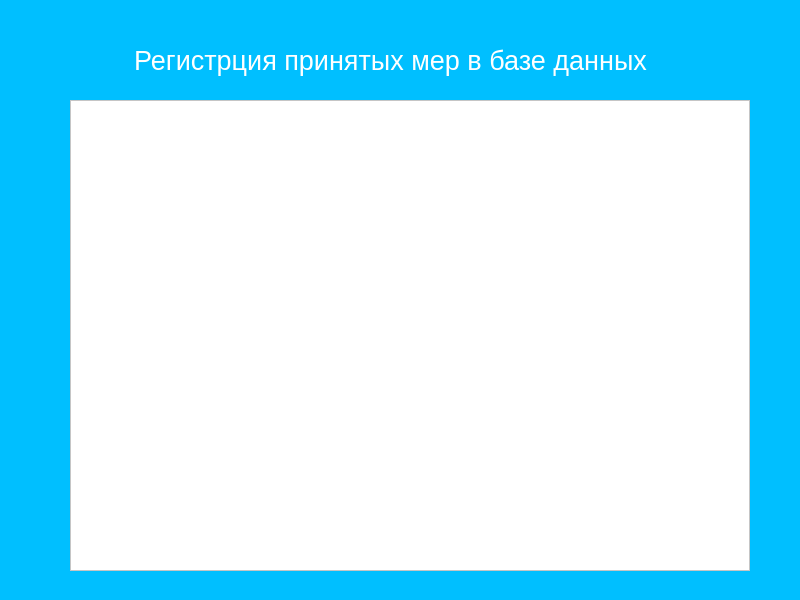
This is ui/register_web.ui in n1ghtcrawller/Portal as Qt 5 draws it before an edit. The edited form follows.
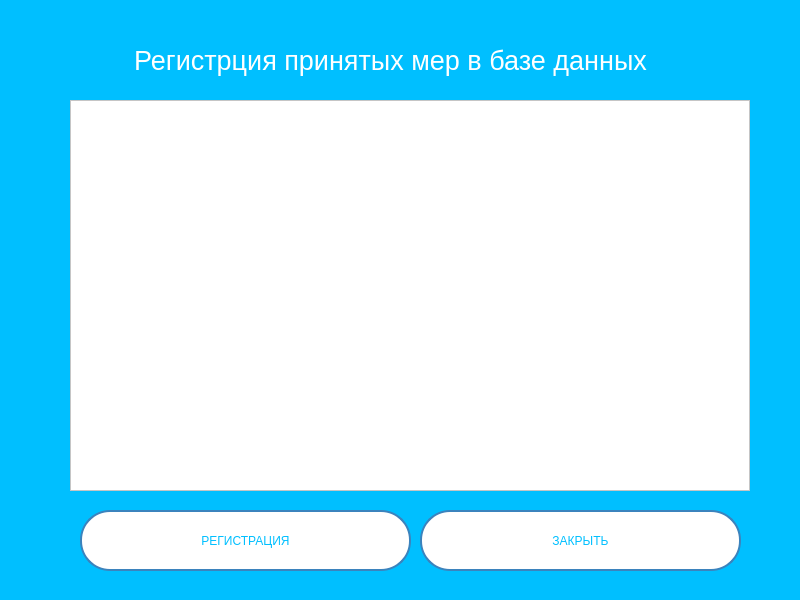
This is the edited form.

Diff of the .ui file:
```diff
--- a/ui/register_web.ui
+++ b/ui/register_web.ui
@@ -48,7 +48,7 @@
       <x>70</x>
       <y>100</y>
       <width>680</width>
-      <height>471</height>
+      <height>391</height>
      </rect>
     </property>
     <property name="styleSheet">
@@ -59,6 +59,60 @@
      <number>170</number>
     </attribute>
    </widget>
+   <widget class="QPushButton" name="pushButton">
+    <property name="geometry">
+     <rect>
+      <x>80</x>
+      <y>510</y>
+      <width>331</width>
+      <height>61</height>
+     </rect>
+    </property>
+    <property name="styleSheet">
+     <string notr="true">QPushButton {
+	color: #00BFFF;
+	background-color: white;
+	border: 2px solid rgb(59, 131, 189);
+	border-radius: 30;
+}
+
+QPushButton:pressed {
+background-color: rgb(200, 255, 255);
+}
+
+</string>
+    </property>
+    <property name="text">
+     <string>РЕГИСТРАЦИЯ</string>
+    </property>
+   </widget>
+   <widget class="QPushButton" name="pushButton_2">
+    <property name="geometry">
+     <rect>
+      <x>420</x>
+      <y>510</y>
+      <width>321</width>
+      <height>61</height>
+     </rect>
+    </property>
+    <property name="styleSheet">
+     <string notr="true">QPushButton {
+	color: #00BFFF;
+	background-color: white;
+	border: 2px solid rgb(59, 131, 189);
+	border-radius: 30;
+}
+
+QPushButton:pressed {
+background-color: rgb(200, 255, 255);
+}
+
+</string>
+    </property>
+    <property name="text">
+     <string>ЗАКРЫТЬ</string>
+    </property>
+   </widget>
   </widget>
   <widget class="QStatusBar" name="statusbar"/>
  </widget>
```
